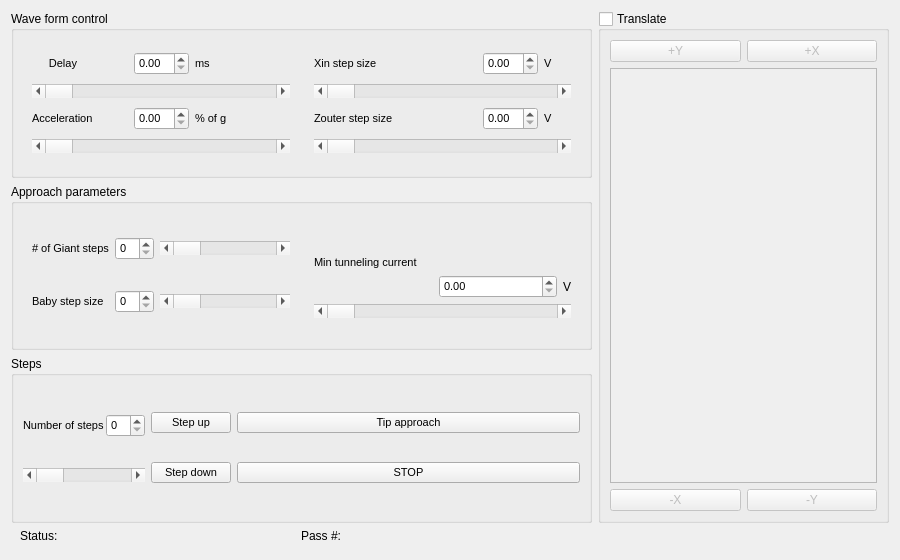
freestylexyz/STM-pyqt5-software, file pyqt5 STM software/ui/TipApproach.ui: the form before one commit.
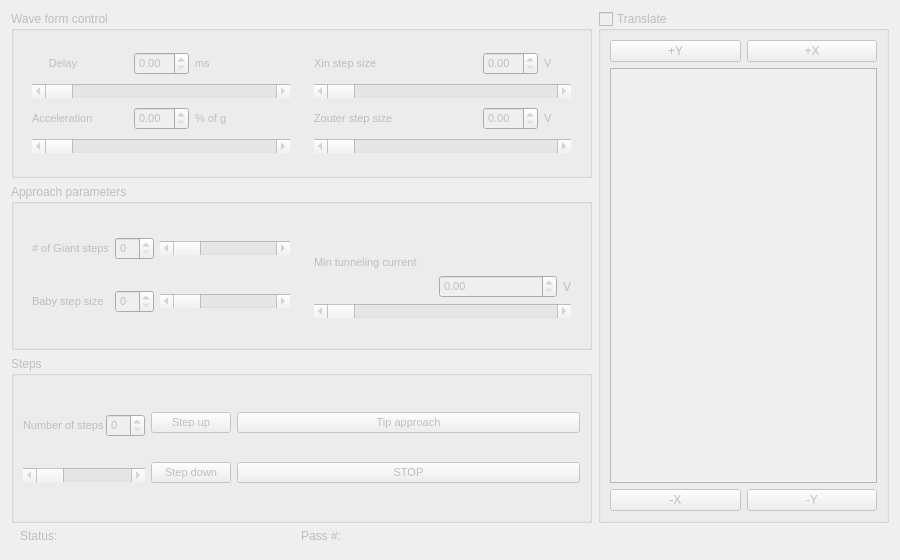
The form after the commit. Icons and pictures are not drawn.

Diff of the .ui file:
```diff
--- a/pyqt5 STM software/ui/TipApproach.ui
+++ b/pyqt5 STM software/ui/TipApproach.ui
@@ -2,6 +2,9 @@
 <ui version="4.0">
  <class>TipApproach</class>
  <widget class="QWidget" name="TipApproach">
+  <property name="enabled">
+   <bool>false</bool>
+  </property>
   <property name="geometry">
    <rect>
     <x>0</x>
@@ -33,7 +36,10 @@
    <item row="0" column="0" colspan="2">
     <layout class="QVBoxLayout" name="verticalLayout_8">
      <item>
-      <widget class="QGroupBox" name="groupBox">
+      <widget class="QGroupBox" name="groupBox_WaveForm_TipAppr">
+       <property name="enabled">
+        <bool>false</bool>
+       </property>
        <property name="title">
         <string>Wave form control</string>
        </property>
```
Left out of the diff: 60 changed lines with no effect on the pictures.
